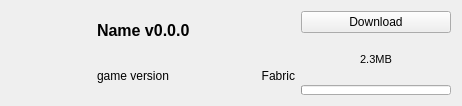
This is src/ui/replay/replaymoditemwidget.ui in kaniol-lck/modmanager as Qt 5 draws it before an edit. The edited form follows.
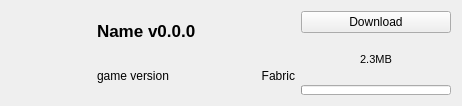
This is the edited form. Icons and pictures are not drawn.

The edit to the form file:
```diff
--- a/src/ui/replay/replaymoditemwidget.ui
+++ b/src/ui/replay/replaymoditemwidget.ui
@@ -163,7 +163,7 @@
      </property>
      <property name="font">
       <font>
-       <pointsize>12</pointsize>
+       <pointsize>13</pointsize>
        <weight>75</weight>
        <bold>true</bold>
       </font>
```
